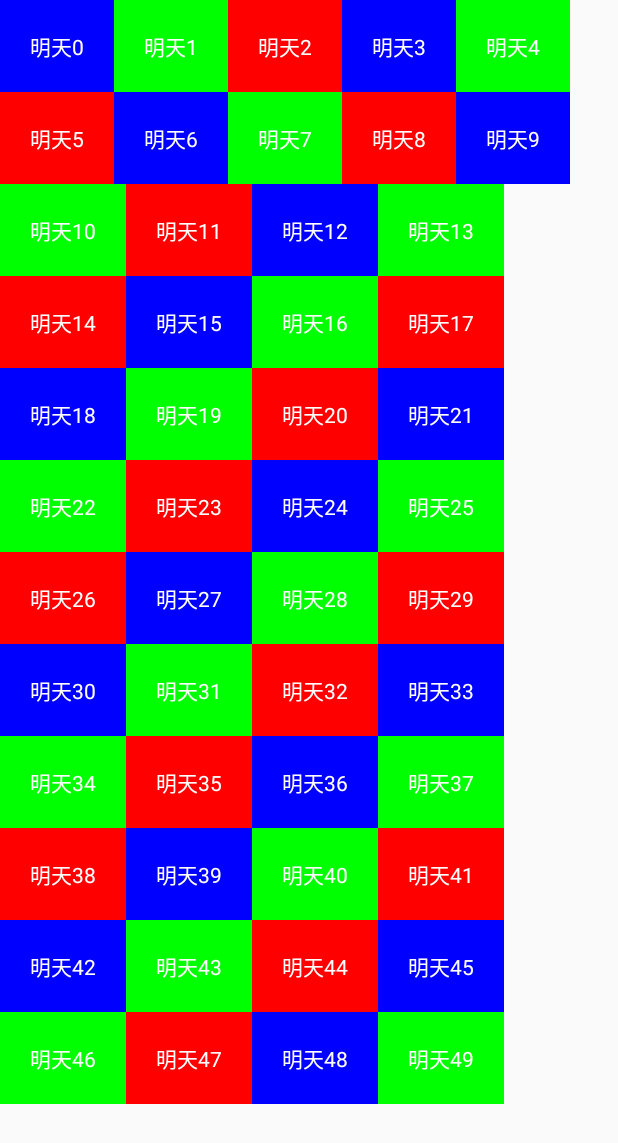
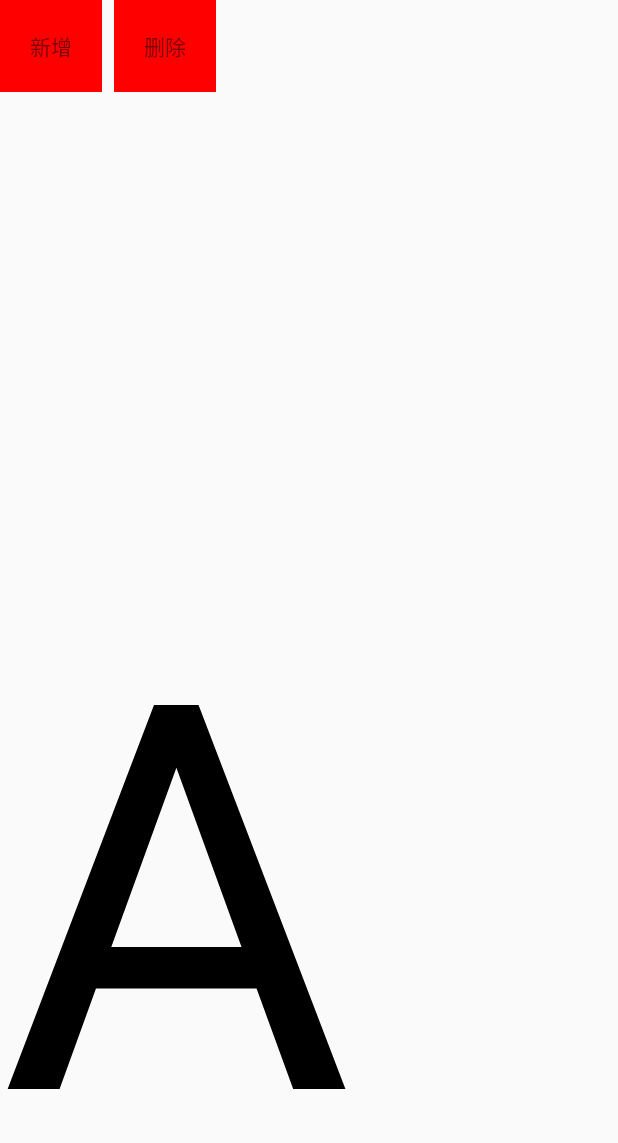
Before and after one commit to smallantss/MyStudy, an Android app: the screen it shows after launch (RvActivity), on a phone screen of 412 x 824 dp. Shown: the top 1143 px of the screen. Run offline under Robolectric (Android 15) with nearby library versions, the phone set to English and light mode, and no system bars.

Commit message:
自定义LayoutManager插入删除

```diff
--- a/app/build.gradle
+++ b/app/build.gradle
@@ -30,7 +30,6 @@ android {
             proguardFiles getDefaultProguardFile('proguard-android-optimize.txt'), 'proguard-rules.pro'
         }
     }
-    buildToolsVersion '27.0.3'
 }
 
 dependencies {
--- a/app/src/main/res/layout/activity_rv.xml
+++ b/app/src/main/res/layout/activity_rv.xml
@@ -6,12 +6,45 @@
     android:layout_height="match_parent"
     tools:context=".RvActivity">
 
+    <TextView
+        android:background="#f00"
+        android:padding="20dp"
+        android:id="@+id/tvAdd"
+        android:onClick="onClick"
+        app:layout_constraintTop_toTopOf="parent"
+        app:layout_constraintStart_toStartOf="parent"
+        android:text="新增"
+        android:layout_width="wrap_content"
+        android:layout_height="wrap_content" />
+
     <android.support.v7.widget.RecyclerView
         android:id="@+id/rv"
+        android:visibility="invisible"
         android:layout_width="0dp"
         android:layout_height="0dp"
         app:layout_constraintBottom_toBottomOf="parent"
         app:layout_constraintEnd_toEndOf="parent"
         app:layout_constraintStart_toStartOf="parent"
-        app:layout_constraintTop_toTopOf="parent" />
+        app:layout_constraintTop_toBottomOf="@id/tvAdd" />
+
+    <TextView
+        android:id="@+id/tvRemove"
+        android:layout_width="wrap_content"
+        android:layout_height="wrap_content"
+        android:layout_marginStart="8dp"
+        android:layout_marginLeft="8dp"
+        android:text="删除"
+        android:onClick="onClick"
+        android:background="#f00"
+        android:padding="20dp"
+        app:layout_constraintBottom_toBottomOf="@+id/tvAdd"
+        app:layout_constraintStart_toEndOf="@+id/tvAdd"
+        app:layout_constraintTop_toTopOf="@+id/tvAdd" />
+    <TextView
+        android:text="A"
+        android:textSize="540px"
+        android:textColor="#000"
+        app:layout_constraintBottom_toBottomOf="parent"
+        android:layout_width="match_parent"
+        android:layout_height="wrap_content" />
 </android.support.constraint.ConstraintLayout>
--- a/build.gradle
+++ b/build.gradle
@@ -1,7 +1,7 @@
 // Top-level build file where you can add configuration options common to all sub-projects/modules.
 
 buildscript {
-    ext.kotlin_version = '1.3.30'
+    ext.kotlin_version = '1.3.31'
     repositories {
         mavenCentral()
         google()
@@ -10,7 +10,7 @@ buildscript {
 
     }
     dependencies {
-        classpath 'com.android.tools.build:gradle:3.3.2'
+        classpath 'com.android.tools.build:gradle:3.4.1'
         classpath "org.jetbrains.kotlin:kotlin-gradle-plugin:$kotlin_version"
         classpath 'org.aspectj:aspectjtools:1.9.3'
         // NOTE: Do not place your application dependencies here; they belong
--- a/dnbus/build.gradle
+++ b/dnbus/build.gradle
@@ -19,7 +19,6 @@ android {
             proguardFiles getDefaultProguardFile('proguard-android-optimize.txt'), 'proguard-rules.pro'
         }
     }
-    buildToolsVersion '27.0.3'
 }
 
 dependencies {
```
Also changed, not shown: app/src/main/java/com/example/mystudy/RvActivity.kt (+40 -2 lines).
